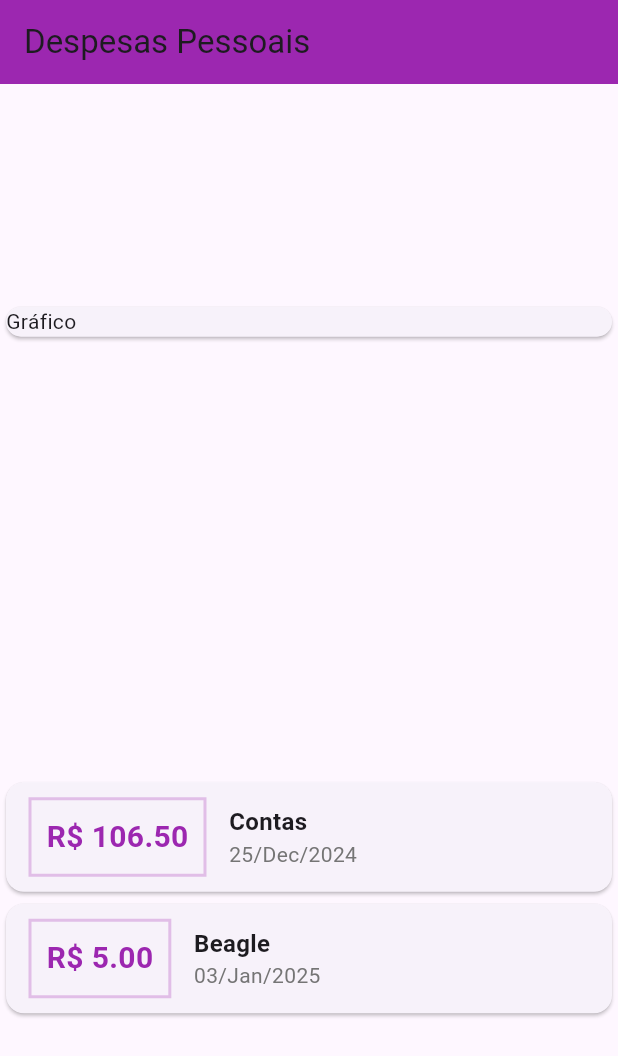
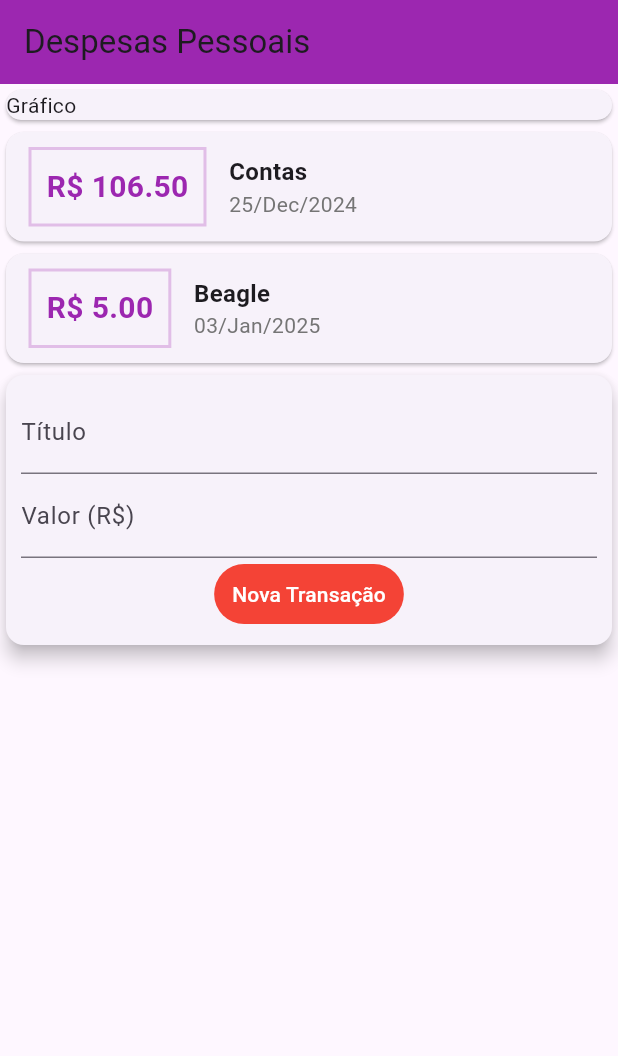
Before and after one commit to LucasRubio/Expenses, a Flutter app: the screen it shows after launch, on a phone screen of 412 x 824 dp. Shown: the top 1056 px of the screen. Run offline on Flutter 3.47's test engine with Material 3 defaults, Android fonts, the phone set to English and light mode, and no system bars.

Commit message:
Formulário de Inserção

```diff
--- /dev/null
+++ b/lib/components/transaction_form.dart
@@ -0,0 +1,53 @@
+import 'package:flutter/material.dart';
+
+class TransactionForm extends StatelessWidget {
+  final titleController = TextEditingController();
+  final valueController = TextEditingController();
+
+  final Function(String, double) onSubmit;
+
+  TransactionForm(this.onSubmit);
+
+  @override
+  Widget build(BuildContext context) {
+    return Card(
+      elevation: 5,
+      child: Padding(
+        padding: const EdgeInsets.all(10.0),
+        child: Column(children: <Widget>[
+          TextField(
+            controller: titleController,
+            decoration: InputDecoration(
+              labelText: 'Título',
+            ),
+          ),
+          TextField(
+            controller: valueController,
+            decoration: InputDecoration(
+              labelText: 'Valor (R\$)',
+            ),
+          ),
+          TextButton(
+            child: Text(
+              'Nova Transação',
+              style: TextStyle(
+                color: Colors.white,
+              ),
+            ),
+            style: ButtonStyle(
+              backgroundColor: MaterialStateProperty.all(
+                Colors.red.shade500,
+              ),
+            ),
+            onPressed: () {
+              final title = titleController.text;
+              final value = double.tryParse(valueController.text) ?? 0.0;
+
+              onSubmit(title, value);
+            },
+          )
+        ]),
+      ),
+    );
+  }
+}
--- /dev/null
+++ b/lib/components/transaction_list.dart
@@ -0,0 +1,62 @@
+import 'package:flutter/material.dart';
+import '../models/transaction.dart';
+import 'package:intl/intl.dart';
+
+class TransactionList extends StatelessWidget {
+  final List<Transaction> transactions;
+
+  TransactionList(this.transactions);
+
+  @override
+  Widget build(BuildContext context) {
+    return Column(
+      children: transactions.map((tr) {
+        return Card(
+          child: Row(
+            children: <Widget>[
+              Container(
+                margin: EdgeInsets.symmetric(
+                  horizontal: 15,
+                  vertical: 10,
+                ),
+                decoration: BoxDecoration(
+                  border: Border.all(
+                    color: Colors.purple.shade100,
+                    width: 2,
+                  ),
+                ),
+                padding: EdgeInsets.all(10),
+                child: Text(
+                  'R\$ ${tr.value.toStringAsFixed(2)}',
+                  style: TextStyle(
+                    fontWeight: FontWeight.bold,
+                    fontSize: 20,
+                    color: Colors.purple,
+                  ),
+                ),
+              ),
+              Column(
+                crossAxisAlignment: CrossAxisAlignment.start,
+                children: [
+                  Text(
+                    tr.title,
+                    style: TextStyle(
+                      fontSize: 16,
+                      fontWeight: FontWeight.bold,
+                    ),
+                  ),
+                  Text(
+                    DateFormat('dd/MMM/y').format(tr.date),
+                    style: TextStyle(
+                      color: Colors.grey.shade600,
+                    ),
+                  ),
+                ],
+              )
+            ],
+          ),
+        );
+      }).toList(),
+    );
+  }
+}
--- /dev/null
+++ b/lib/components/transaction_user.dart
@@ -0,0 +1,54 @@
+import 'dart:math';
+
+import 'package:flutter/material.dart';
+import 'transaction_form.dart';
+import 'transaction_list.dart';
+import '../models/transaction.dart';
+
+class TransactionUser extends StatefulWidget {
+  const TransactionUser({super.key});
+
+  @override
+  State<TransactionUser> createState() => _TransactionUserState();
+}
+
+class _TransactionUserState extends State<TransactionUser> {
+
+  final _transactions = [
+    Transaction(
+      id: 't1',
+      title: 'Contas',
+      value: 106.50,
+      date: DateTime( 2024, 12, 25),
+      ),
+      Transaction(
+      id: 't2',
+      title: 'Beagle',
+      value: 5.00,
+      date: DateTime( 2025, 01, 03),
+      ),
+  ];
+
+  _addTransaction(String title, double value) {
+    final newTransaction = Transaction(
+      id: Random().nextDouble().toString(),
+      title: title,
+      value: value,
+      date: DateTime.now(),
+    );
+
+    setState(() {
+      _transactions.add(newTransaction);
+    });
+  }
+
+  @override
+  Widget build(BuildContext context) {
+    return Column(
+      children: <Widget>[
+        TransactionList(_transactions), //Comunicação Direta
+        TransactionForm(_addTransaction), //Comunicação Indireta
+      ],
+    );
+  }
+}
--- a/lib/main.dart
+++ b/lib/main.dart
@@ -1,6 +1,5 @@
-import 'package:expenses/models/transaction.dart';
+import 'components/transaction_user.dart';
 import 'package:flutter/material.dart';
-import 'package:intl/intl.dart';
 
 void main(List<String> args) {
   runApp(ExpensesApp());
@@ -18,20 +17,7 @@ class ExpensesApp extends StatelessWidget {
 }
 
 class MyHomePage extends StatelessWidget {
-  final _transactions = [
-    Transaction(
-      id: 't1',
-      title: 'Contas',
-      value: 106.50,
-      date: DateTime( 2024, 12, 25),
-      ),
-      Transaction(
-      id: 't2',
-      title: 'Beagle',
-      value: 5.00,
-      date: DateTime( 2025, 01, 03),
-      ),
-  ];
+
 
   @override
   Widget build(BuildContext context) {
@@ -41,7 +27,6 @@ class MyHomePage extends StatelessWidget {
         title:Text('Despesas Pessoais'),
       ),
       body: Column(
-        mainAxisAlignment: MainAxisAlignment.spaceAround,
         crossAxisAlignment: CrossAxisAlignment.stretch,
         children: <Widget>[
           Container(
@@ -49,55 +34,8 @@ class MyHomePage extends StatelessWidget {
               child: Text('Gráfico'),
             ),
           ),
-          Column(
-            children:
-              _transactions.map((tr) {
-              return Card(
-                child: Row(
-                  children: <Widget>[
-                    Container(
-                      margin: EdgeInsets.symmetric(
-                        horizontal: 15,
-                        vertical: 10,
-                      ),
-                      decoration: BoxDecoration(
-                        border: Border.all(
-                          color: Colors.purple.shade100,
-                          width: 2,
-                        ),
-                      ),
-                      padding: EdgeInsets.all(10),
-                      child: Text(
-                        'R\$ ${tr.value.toStringAsFixed(2)}',
-                        style: TextStyle(
-                          fontWeight: FontWeight.bold,
-                          fontSize: 20,
-                          color: Colors.purple,
-                        ),
-                      ),
-                    ),
-                    Column(
-                      crossAxisAlignment: CrossAxisAlignment.start,
-                      children: [
-                        Text(
-                          tr.title,
-                          style: TextStyle(
-                            fontSize: 16,
-                            fontWeight: FontWeight.bold,
-                          ),),
-                        Text(
-                          DateFormat('dd/MMM/y').format(tr.date),
-                          style: TextStyle(
-                            color: Colors.grey.shade600,),
-                          ),
-                      ],
-                    )
-                  ],
-                ),
-              );
-            }).toList(),
+          TransactionUser(),
 
-          )
         ],
       )
     );
```
